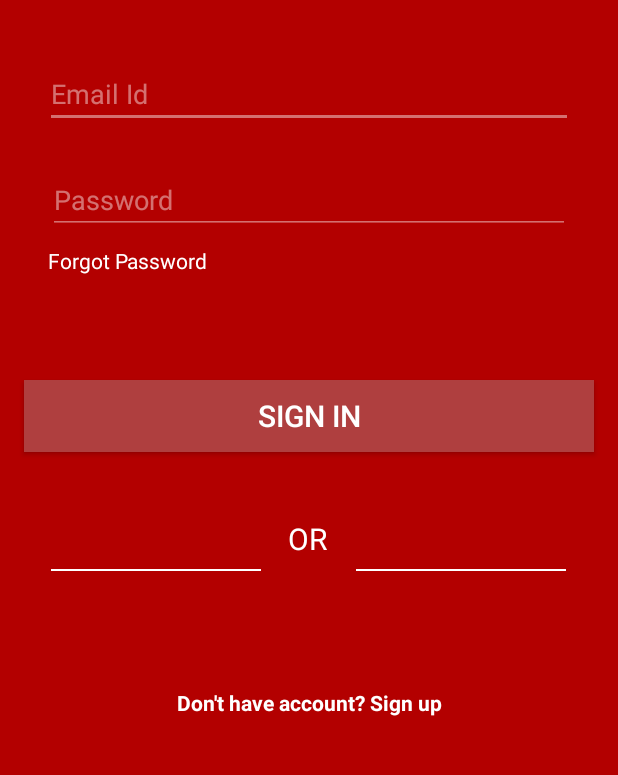
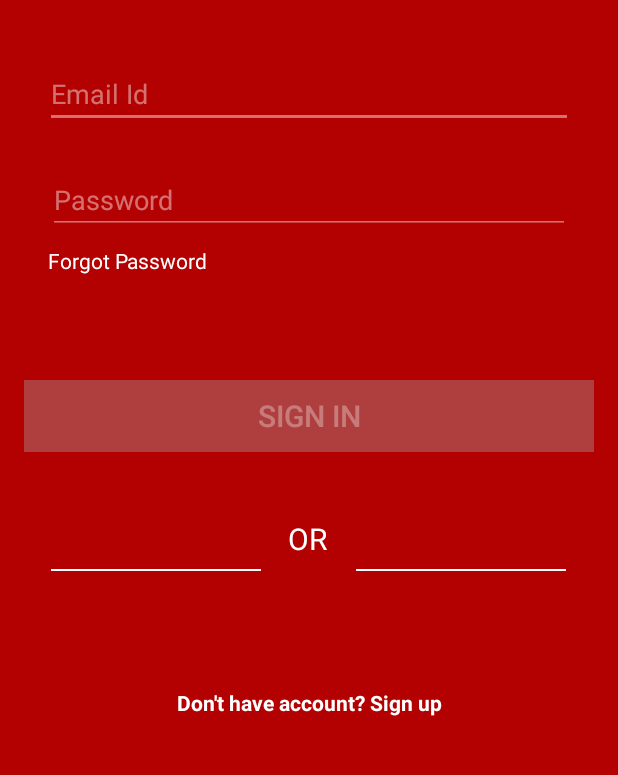
Before and after one commit to sudhp/MyShop, an Android app: the screen it shows after launch (RegisterActivity), on a phone screen of 412 x 824 dp, the part 324-1099 px from its top. Run offline under Robolectric (Android 15) with nearby library versions, the phone set to English and light mode, and no system bars; our stand-ins replace Firebase (no records; nobody signed in at launch, a user with empty details on screens opened directly).

Commit message:
Part 8 completed. Sign in and sign up. Close button functionality added. If user exits direct to go in main activity.

```diff
--- a/app/src/main/java/com/examp/myshop/MainActivity.java
+++ b/app/src/main/java/com/examp/myshop/MainActivity.java
@@ -6,16 +6,37 @@ import android.content.Intent;
 import android.os.Bundle;
 import android.os.SystemClock;
 
+import com.google.firebase.auth.FirebaseAuth;
+import com.google.firebase.auth.FirebaseUser;
+
 public class MainActivity extends AppCompatActivity {
 
+    FirebaseAuth firebaseAuth;
     @Override
     protected void onCreate(Bundle savedInstanceState) {
         super.onCreate(savedInstanceState);
         setContentView(R.layout.activity_main);
 
+        firebaseAuth = FirebaseAuth.getInstance();
+
         SystemClock.sleep(3000);
-        Intent loginIntent = new Intent(MainActivity.this, RegisterActivity.class);
-        startActivity(loginIntent);
-        finish();
+    }
+
+    @Override
+    protected void onStart() {
+        super.onStart();
+
+        FirebaseUser currentUser = firebaseAuth.getCurrentUser();
+
+        if(currentUser == null){
+            Intent registerIntent = new Intent(MainActivity.this, RegisterActivity.class);
+            startActivity(registerIntent);
+            finish();
+        }else{
+            Intent mainIntent = new Intent(MainActivity.this, Main2Activity.class);
+            startActivity(mainIntent);
+            finish();
+        }
+
     }
 }
--- a/app/src/main/java/com/examp/myshop/SigninFragment.java
+++ b/app/src/main/java/com/examp/myshop/SigninFragment.java
@@ -1,5 +1,7 @@
 package com.examp.myshop;
 
+import android.content.Intent;
+import android.graphics.Color;
 import android.os.Bundle;
 
 import androidx.annotation.NonNull;
@@ -7,11 +9,24 @@ import androidx.annotation.Nullable;
 import androidx.fragment.app.Fragment;
 import androidx.fragment.app.FragmentTransaction;
 
+import android.text.Editable;
+import android.text.TextUtils;
+import android.text.TextWatcher;
 import android.view.LayoutInflater;
 import android.view.View;
 import android.view.ViewGroup;
+import android.widget.Button;
+import android.widget.EditText;
 import android.widget.FrameLayout;
+import android.widget.ImageButton;
+import android.widget.ProgressBar;
 import android.widget.TextView;
+import android.widget.Toast;
+
+import com.google.android.gms.tasks.OnCompleteListener;
+import com.google.android.gms.tasks.Task;
+import com.google.firebase.auth.AuthResult;
+import com.google.firebase.auth.FirebaseAuth;
 
 
 /**
@@ -25,12 +40,32 @@ public class SigninFragment extends Fragment {
 
     private TextView dontHaveAccount;
     private FrameLayout parentFrameLayout;
+
+    private EditText email;
+    private EditText password;
+
+    private ProgressBar progressBar;
+    private ImageButton closeButton;
+    private Button signinButton;
+    private String emailPattern = "[a-zA-Z0-9._-]+@[a-z]+.[a-z]+";
+
+    FirebaseAuth firebaseAuth;
+
+
+
     @Override
     public View onCreateView(LayoutInflater inflater, ViewGroup container,
                              Bundle savedInstanceState) {
         View view = inflater.inflate(R.layout.fragment_signin, container, false);
         dontHaveAccount = view.findViewById(R.id.tv_dont_hav_account);
         parentFrameLayout = getActivity().findViewById(R.id.register_frameLayout);
+        email = view.findViewById(R.id.sign_in_email);
+        password = view.findViewById(R.id.sign_in_password);
+        closeButton = view.findViewById(R.id.sign_in_close_btn);
+        signinButton = view.findViewById(R.id.sign_in_button);
+        progressBar = view.findViewById(R.id.sing_in_progressBar);
+        firebaseAuth = FirebaseAuth.getInstance();
+
         return view;
     }
 
@@ -44,6 +79,51 @@ public class SigninFragment extends Fragment {
                 setFragment(new SignupFragment());
             }
         });
+
+        email.addTextChangedListener(new TextWatcher() {
+            @Override
+            public void beforeTextChanged(CharSequence s, int start, int count, int after) {
+
+            }
+
+            @Override
+            public void onTextChanged(CharSequence s, int start, int before, int count) {
+                checkInputs();
+            }
+
+            @Override
+            public void afterTextChanged(Editable s) {
+
+            }
+        });
+        password.addTextChangedListener(new TextWatcher() {
+            @Override
+            public void beforeTextChanged(CharSequence s, int start, int count, int after) {
+
+            }
+
+            @Override
+            public void onTextChanged(CharSequence s, int start, int before, int count) {
+                checkInputs();
+            }
+
+            @Override
+            public void afterTextChanged(Editable s) {
+
+            }
+        });
+        signinButton.setOnClickListener(new View.OnClickListener() {
+            @Override
+            public void onClick(View v) {
+                checkEmailAndPassword();
+            }
+        });
+        closeButton.setOnClickListener(new View.OnClickListener() {
+            @Override
+            public void onClick(View v) {
+                mainIntent();
+            }
+        });
     }
 
     private void setFragment(Fragment fragment) {
@@ -52,4 +132,55 @@ public class SigninFragment extends Fragment {
         fragmentTransaction.replace(parentFrameLayout.getId(),fragment);
         fragmentTransaction.commit();
     }
+
+    private void checkInputs(){
+        if(!TextUtils.isEmpty(email.getText())){
+            if(!TextUtils.isEmpty(password.getText())){
+                signinButton.setEnabled(true);
+                signinButton.setTextColor(Color.rgb(255,255,255));
+            }else{
+
+            }
+        }else{
+
+        }
+    }
+
+    private void checkEmailAndPassword(){
+        if(email.getText().toString().matches(emailPattern)){
+            if(password.length() >= 8){
+
+                progressBar.setVisibility(View.VISIBLE);
+                signinButton.setEnabled(false);
+                signinButton.setTextColor(Color.argb(50,255,255,255));
+
+                firebaseAuth.signInWithEmailAndPassword(email.getText().toString(),password.getText().toString())
+                        .addOnCompleteListener(new OnCompleteListener<AuthResult>() {
+                            @Override
+                            public void onComplete(@NonNull Task<AuthResult> task) {
+                                if(task.isSuccessful()){
+                                    mainIntent();
+                                }else{
+                                    progressBar.setVisibility(View.INVISIBLE);
+                                    signinButton.setEnabled(true);
+                                    signinButton.setTextColor(Color.rgb(255,255,255));
+
+                                    String error = task.getException().getMessage();
+                                    Toast.makeText(getActivity(), error, Toast.LENGTH_SHORT).show();
+                                }
+                            }
+                        });
+            }else{
+                Toast.makeText(getActivity(),"Incorrect Email or Password!",Toast.LENGTH_LONG).show();
+            }
+        }else{
+            Toast.makeText(getActivity(),"Incorrect Email or Password!",Toast.LENGTH_LONG).show();
+        }
+    }
+
+    private void mainIntent(){
+        Intent mainIntent = new Intent(getActivity(), Main2Activity.class);
+        startActivity(mainIntent);
+        getActivity().finish();
+    }
 }
--- a/app/src/main/res/layout/fragment_signin.xml
+++ b/app/src/main/res/layout/fragment_signin.xml
@@ -14,7 +14,7 @@
 
 
         <Button
-            android:id="@+id/sign_up_button"
+            android:id="@+id/sign_in_button"
             android:layout_width="match_parent"
             android:layout_height="wrap_content"
             android:layout_marginLeft="16dp"
@@ -23,14 +23,15 @@
             android:background="@color/btnRed"
             android:foreground="?attr/selectableItemBackground"
             android:text="Sign In"
-            android:textColor="@color/colorAccent"
+            android:enabled="false"
+            android:textColor="#50ffffff"
             android:textSize="20sp"
             app:layout_constraintEnd_toEndOf="parent"
             app:layout_constraintStart_toStartOf="parent"
             app:layout_constraintTop_toBottomOf="@+id/sign_in_forgot_password" />
 
         <EditText
-            android:id="@+id/sign_up_email"
+            android:id="@+id/sign_in_email"
             android:layout_width="match_parent"
             android:layout_height="wrap_content"
             android:layout_marginLeft="30dp"
@@ -47,7 +48,7 @@
             app:layout_constraintTop_toBottomOf="@+id/imageView" />
 
         <EditText
-            android:id="@+id/sign_up_password"
+            android:id="@+id/sign_in_password"
             android:layout_width="match_parent"
             android:layout_height="wrap_content"
             android:layout_marginLeft="32dp"
@@ -61,7 +62,7 @@
             android:textColorHint="#70FFFFFF"
             app:layout_constraintEnd_toEndOf="parent"
             app:layout_constraintStart_toStartOf="parent"
-            app:layout_constraintTop_toBottomOf="@+id/sign_up_email" />
+            app:layout_constraintTop_toBottomOf="@+id/sign_in_email" />
 
         <ImageButton
             android:id="@+id/sign_in_close_btn"
@@ -87,15 +88,15 @@
             app:layout_constraintTop_toTopOf="parent" />
 
         <ProgressBar
-            android:id="@+id/singin_progressBar"
+            android:id="@+id/sing_in_progressBar"
             style="?android:attr/progressBarStyle"
             android:visibility="invisible"
             android:layout_width="30dp"
             android:layout_height="30dp"
-            app:layout_constraintBottom_toTopOf="@+id/sign_up_button"
+            app:layout_constraintBottom_toTopOf="@+id/sign_in_button"
             app:layout_constraintEnd_toEndOf="parent"
             app:layout_constraintStart_toStartOf="parent"
-            app:layout_constraintTop_toBottomOf="@+id/sign_up_password" />
+            app:layout_constraintTop_toBottomOf="@+id/sign_in_password" />
 
         <TextView
             android:id="@+id/sign_in_forgot_password"
@@ -106,7 +107,7 @@
             android:text="Forgot Password"
             android:textColor="@color/colorAccent"
             app:layout_constraintStart_toStartOf="parent"
-            app:layout_constraintTop_toBottomOf="@+id/sign_up_password" />
+            app:layout_constraintTop_toBottomOf="@+id/sign_in_password" />
 
         <TextView
             android:id="@+id/textView3"
@@ -119,7 +120,7 @@
             app:layout_constraintEnd_toEndOf="parent"
             app:layout_constraintHorizontal_bias="0.498"
             app:layout_constraintStart_toStartOf="parent"
-            app:layout_constraintTop_toBottomOf="@+id/sign_up_button" />
+            app:layout_constraintTop_toBottomOf="@+id/sign_in_button" />
 
         <TextView
             android:id="@+id/tv_dont_hav_account"
@@ -142,8 +143,8 @@
             android:background="@color/colorAccent"
             app:layout_constraintBottom_toTopOf="@+id/tv_dont_hav_account"
             app:layout_constraintEnd_toStartOf="@+id/textView3"
-            app:layout_constraintStart_toStartOf="@+id/sign_up_button"
-            app:layout_constraintTop_toBottomOf="@+id/sign_up_button" />
+            app:layout_constraintStart_toStartOf="@+id/sign_in_button"
+            app:layout_constraintTop_toBottomOf="@+id/sign_in_button" />
 
         <View
             android:id="@+id/divider2"
@@ -151,9 +152,9 @@
             android:layout_height="1dp"
             android:background="@color/colorAccent"
             app:layout_constraintBottom_toTopOf="@+id/tv_dont_hav_account"
-            app:layout_constraintEnd_toEndOf="@+id/sign_up_button"
+            app:layout_constraintEnd_toEndOf="@+id/sign_in_button"
             app:layout_constraintStart_toEndOf="@+id/textView3"
-            app:layout_constraintTop_toBottomOf="@+id/sign_up_button" />
+            app:layout_constraintTop_toBottomOf="@+id/sign_in_button" />
 
     </androidx.constraintlayout.widget.ConstraintLayout>
 
```
Also changed, not shown: app/src/main/java/com/examp/myshop/SignupFragment.java (+17 -4 lines), app/src/main/res/layout/activity_main2.xml (+10 -0 lines).
